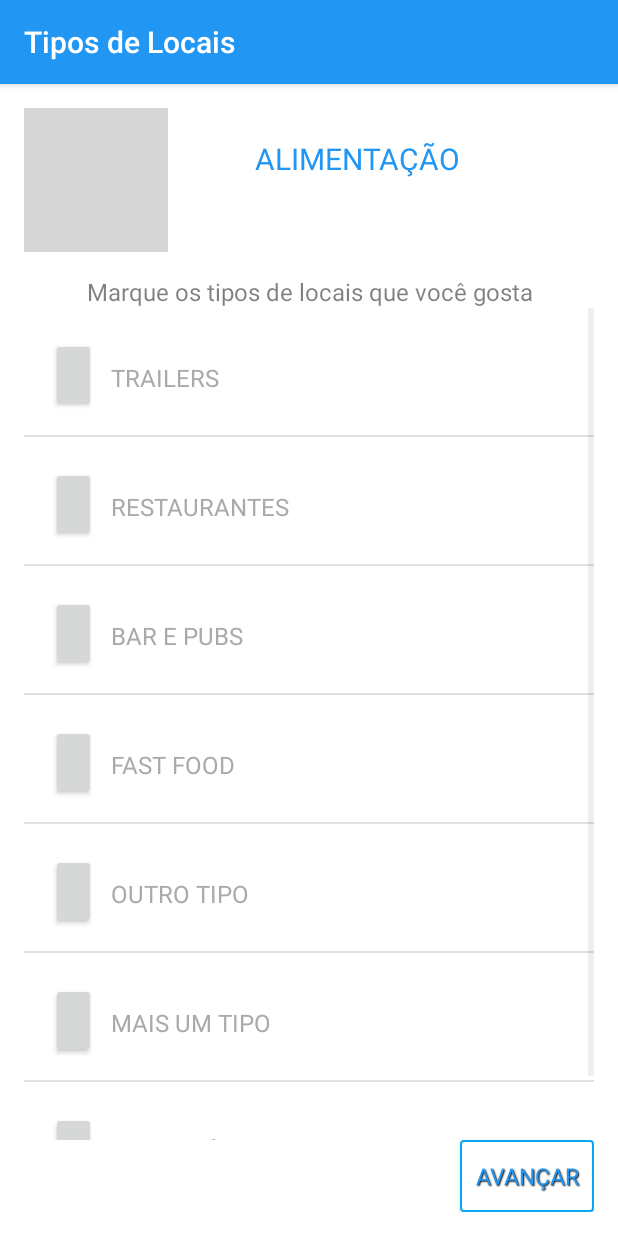
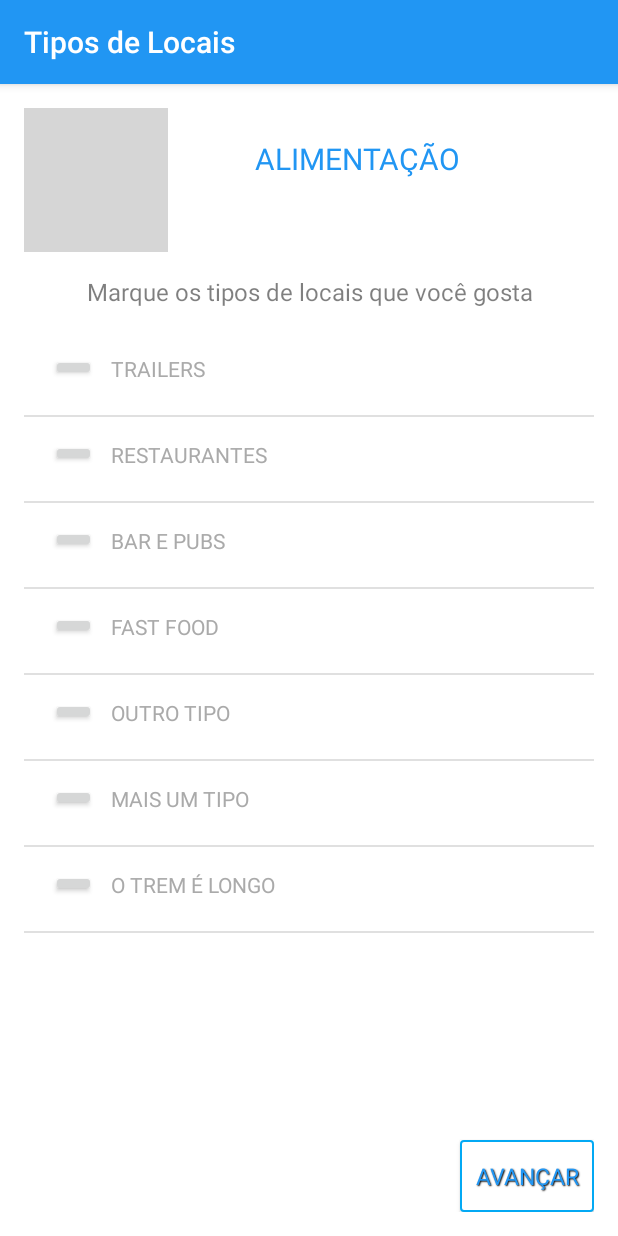
Before and after one commit to rotadasaguas/rda-android, an Android app: the SubAlimentacaoActivity screen opened directly, with no data from a screen before it, on a phone screen of 412 x 824 dp. Run offline under Robolectric (Android 15) with nearby library versions, the light colour scheme and no system bars; libraries missing offline, so code that uses them is left out: com.like; plain views replace LikeButton; 2 statements that could not run were skipped; grey boxes are pictures that could not be loaded.

Commit message:
Correção de alinhamento dos elementos no ListView

```diff
--- a/app/src/main/res/layout/activity_sub_alimentacao.xml
+++ b/app/src/main/res/layout/activity_sub_alimentacao.xml
@@ -47,6 +47,8 @@
 
         <ListView
             android:id="@+id/subAlimentacao"
+            android:paddingTop="15dp"
+            android:paddingBottom="15dp"
             android:layout_width="match_parent"
             android:layout_below="@+id/textMarqueSubAlimentacao"
             android:layout_height="wrap_content"
--- a/app/src/main/res/layout/item_sub.xml
+++ b/app/src/main/res/layout/item_sub.xml
@@ -2,7 +2,7 @@
     android:layout_width="match_parent"
     android:layout_height="wrap_content"
     xmlns:app="http://schemas.android.com/apk/res-auto"
-    android:paddingTop="20dp"
+    android:paddingTop="10dp"
     android:paddingLeft="16dp">
 
     <com.like.LikeButton
@@ -16,7 +16,8 @@
         android:id="@+id/gostei"
         android:layout_alignParentLeft="true"
         android:layout_width="30dp"
-        android:layout_height="50dp"
+        android:layout_height="18dp"
+        android:layout_marginTop="5dp"
         android:layout_marginLeft="2dp" />
 
     <TextView
@@ -28,13 +29,13 @@
         android:layout_height="wrap_content"
         android:layout_marginBottom="5dp"
         android:paddingRight="16dp"
-        android:paddingTop="15dp"
+        android:paddingTop="5dp"
         android:paddingLeft="10dp"
-        android:textSize="16dp" />
+        android:textSize="14dp" />
 
     <View
         android:id="@+id/vw_divider"
-        android:layout_marginTop="21dp"
+        android:layout_marginTop="15dp"
         android:layout_alignLeft="@+id/local"
         android:layout_below="@+id/local"
         android:layout_width="match_parent"
--- a/app/src/main/res/menu/activity_home_drawer.xml
+++ b/app/src/main/res/menu/activity_home_drawer.xml
@@ -6,10 +6,6 @@
             android:id="@+id/nav_minhaRota"
             android:icon="@drawable/ic_time_to_leave_black"
             android:title="Minha Rota" />
-        <item
-            android:id="@+id/nav_rotas_sugeridas"
-            android:icon="@drawable/ic_time_to_leave_black"
-            android:title="Rotas Sugeridas" />
         <item
             android:id="@+id/nav_cidades"
             android:icon="@drawable/ic_location_city_black"
```
